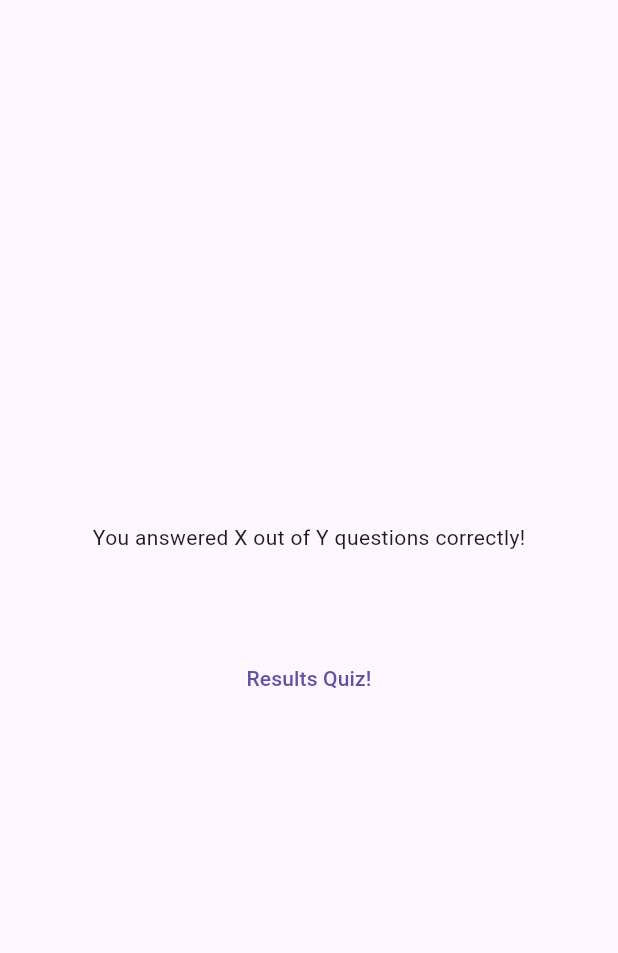
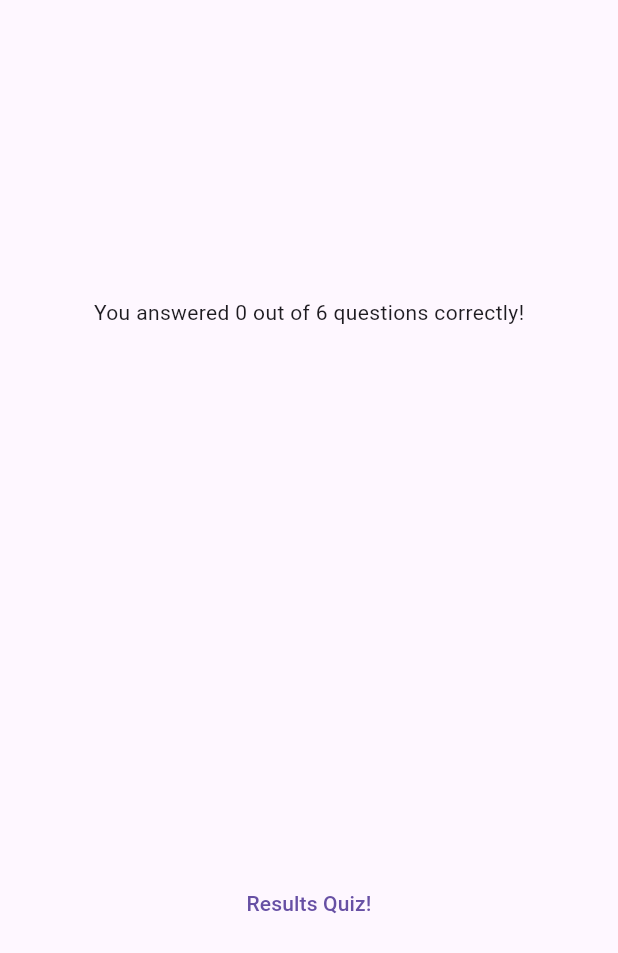
Before and after one commit to kunihei/quiz-flutter, a Flutter app: the ResultScreen widget shown alone on an empty page, opened directly with empty values, on a phone screen of 412 x 824 dp. Shown: the top 953 px of the screen. Run offline on Flutter 3.47's test engine with Material 3 defaults, Android fonts, the phone set to English and light mode, and no system bars; our stand-ins replace google_fonts.

Commit message:
クイズのサンプルコードは動画の最後まで終了

```diff
--- a/lib/questions_sammary.dart
+++ b/lib/questions_sammary.dart
@@ -7,7 +7,10 @@ class QuestionsSammary extends StatelessWidget {
 
   @override
   Widget build(BuildContext context) {
-    return Column(
+    return SizedBox(
+      height: 300,
+      child: SingleChildScrollView(
+        child: Column(
           children: summaruData.map((data) {
             return Row(
               children: [
@@ -25,6 +28,8 @@ class QuestionsSammary extends StatelessWidget {
               ],
             );
           }).toList(),
+        ),
+      ),
     );
   }
 }
--- a/lib/result_screen.dart
+++ b/lib/result_screen.dart
@@ -10,7 +10,7 @@ class ResultScreen extends StatelessWidget {
 
   final List<String> chosenAnswers;
 
-  List<Map<String, Object>> getSummaryData() {
+  List<Map<String, Object>> get summaryData {
     final List<Map<String, Object>> summary = [];
 
     for (var i = 0; i < chosenAnswers.length; i++) {
@@ -27,6 +27,12 @@ class ResultScreen extends StatelessWidget {
 
   @override
   Widget build(BuildContext context) {
+    final numTotalQuestions = questions.length;
+    final numCorrectQuestions = summaryData
+        .where(
+          (data) => data['user_answer'] == data['correct_answer'],
+        )
+        .length;
     return SizedBox(
       width: double.infinity,
       child: Container(
@@ -34,10 +40,11 @@ class ResultScreen extends StatelessWidget {
         child: Column(
           mainAxisAlignment: MainAxisAlignment.center,
           children: [
-            Text('You answered X out of Y questions correctly!'),
+            Text(
+                'You answered $numCorrectQuestions out of $numTotalQuestions questions correctly!'),
             SizedBox(height: 30),
             QuestionsSammary(
-              getSummaryData(),
+              summaryData,
             ),
             SizedBox(height: 30),
             TextButton(
```
Also changed, not shown: 1 other file. Lines whose indentation alone changed are shown as unchanged.
